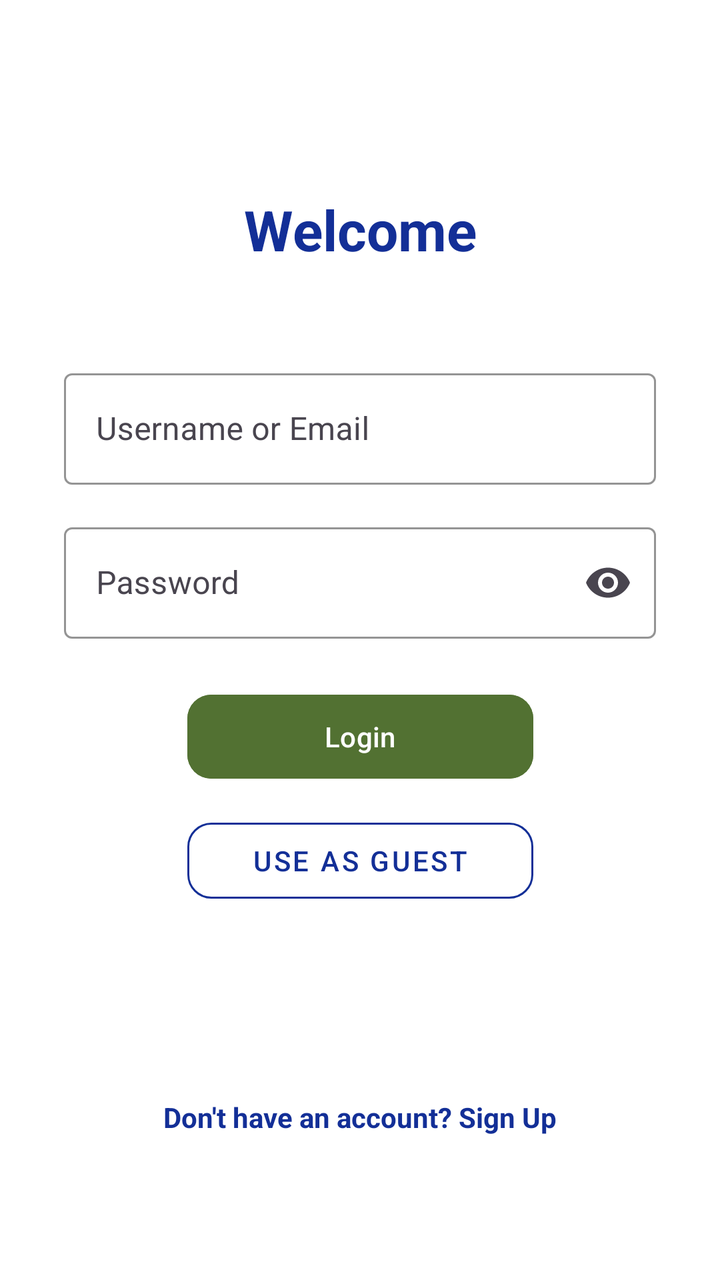
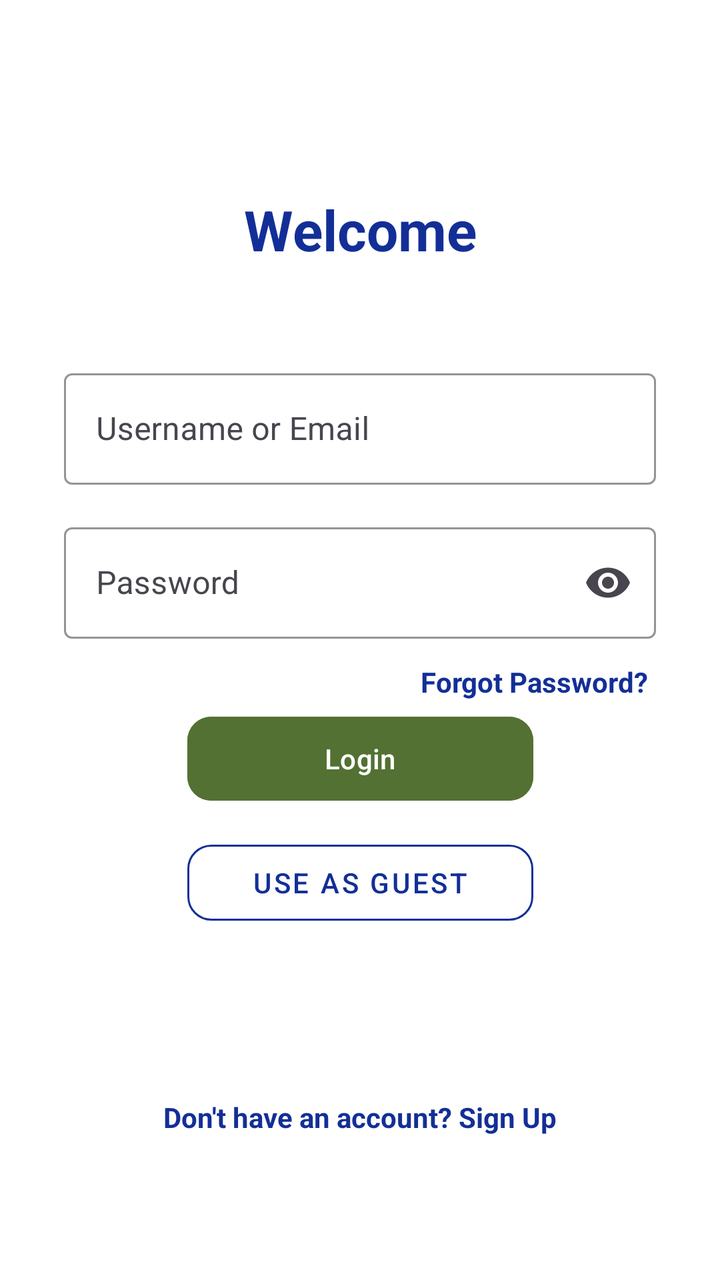

An Android layout rendered at two revisions. The XML below is the earlier revision; the diff shows what the commit changed to produce the second picture.
<!-- AndroidManifest.xml: application theme Theme.MyApplication -->
<!-- res/layout/activity_login.xml -->
<?xml version="1.0" encoding="utf-8"?>
<androidx.constraintlayout.widget.ConstraintLayout xmlns:android="http://schemas.android.com/apk/res/android"
    xmlns:app="http://schemas.android.com/apk/res-auto"
    xmlns:tools="http://schemas.android.com/tools"
    android:layout_width="match_parent"
    android:layout_height="match_parent"
    android:padding="32dp"
    android:background="?attr/colorSurface"
    tools:context=".Activities.loginActivity">

    <TextView
        android:id="@+id/text_title"
        android:layout_width="wrap_content"
        android:layout_height="wrap_content"
        android:layout_marginTop="64dp"
        android:text="Welcome"
        android:textColor="?attr/colorPrimary"
        android:textSize="28sp"
        android:textStyle="bold"
        app:layout_constraintEnd_toEndOf="parent"
        app:layout_constraintStart_toStartOf="parent"
        app:layout_constraintTop_toTopOf="parent" />

    <com.google.android.material.textfield.TextInputLayout
        android:id="@+id/input_username_layout"
        style="@style/Widget.MaterialComponents.TextInputLayout.OutlinedBox"
        android:layout_width="0dp"
        android:layout_height="wrap_content"
        android:layout_marginTop="48dp"
        app:boxStrokeColor="?attr/colorPrimary"
        android:textColorHint="?android:attr/textColorSecondary"
        app:hintTextColor="?attr/colorPrimary"
        app:layout_constraintEnd_toEndOf="parent"
        app:layout_constraintStart_toStartOf="parent"
        app:layout_constraintTop_toBottomOf="@id/text_title">

        <com.google.android.material.textfield.TextInputEditText
            android:id="@+id/input_username"
            android:layout_width="match_parent"
            android:layout_height="wrap_content"
            android:textColor="?attr/colorOnSurface"
            android:hint="Username or Email"
            android:inputType="textPersonName" />
    </com.google.android.material.textfield.TextInputLayout>

    <com.google.android.material.textfield.TextInputLayout
        android:id="@+id/input_password_layout"
        style="@style/Widget.MaterialComponents.TextInputLayout.OutlinedBox"
        android:layout_width="0dp"
        android:layout_height="wrap_content"
        android:layout_marginTop="16dp"
        app:boxStrokeColor="?attr/colorPrimary"
        app:hintTextColor="?attr/colorPrimary"
        android:textColorHint="?android:attr/textColorSecondary"
        app:passwordToggleEnabled="true"
        app:passwordToggleTint="?android:attr/textColorSecondary"
        app:layout_constraintEnd_toEndOf="parent"
        app:layout_constraintStart_toStartOf="parent"
        app:layout_constraintTop_toBottomOf="@id/input_username_layout">

        <com.google.android.material.textfield.TextInputEditText
            android:id="@+id/input_password"
            android:layout_width="match_parent"
            android:layout_height="wrap_content"
            android:textColor="?attr/colorOnSurface"
            android:hint="Password"
            android:inputType="textPassword" />
    </com.google.android.material.textfield.TextInputLayout>

    <com.google.android.material.button.MaterialButton
        android:id="@+id/button_login"
        android:layout_width="173dp"
        android:layout_height="50dp"
        android:layout_marginTop="24dp"
        android:backgroundTint="?attr/colorSecondary"
        android:text="Login"
        android:textColor="@color/white"
        app:cornerRadius="12dp"
        app:layout_constraintEnd_toEndOf="parent"
        app:layout_constraintStart_toStartOf="parent"
        app:layout_constraintTop_toBottomOf="@id/input_password_layout" />

    <com.google.android.material.button.MaterialButton
        android:id="@+id/button_guest"
        style="@style/Widget.MaterialComponents.Button.OutlinedButton"
        android:layout_width="173dp"
        android:layout_height="50dp"
        android:layout_marginTop="12dp"
        android:text="Use as guest"
        android:textColor="?attr/colorPrimary"
        app:strokeColor="?attr/colorPrimary"
        app:cornerRadius="12dp"
        app:layout_constraintEnd_toEndOf="parent"
        app:layout_constraintStart_toStartOf="parent"
        app:layout_constraintTop_toBottomOf="@id/button_login" />

    <TextView
        android:id="@+id/text_signup"
        android:layout_width="wrap_content"
        android:layout_height="wrap_content"
        android:layout_marginBottom="32dp"
        android:padding="8dp"
        android:clickable="true"
        android:focusable="true"
        android:text="Don't have an account? Sign Up"
        android:textColor="?attr/colorPrimary"
        android:textStyle="bold"
        app:layout_constraintBottom_toBottomOf="parent"
        app:layout_constraintEnd_toEndOf="parent"
        app:layout_constraintStart_toStartOf="parent" />

</androidx.constraintlayout.widget.ConstraintLayout>
<!-- resources referenced by this layout -->
<resources>
  <color name="white">#FFFFFFFF</color>
  <style name="Theme.MyApplication" parent="Base.Theme.MyApplication" />
  <style name="Base.Theme.MyApplication" parent="Theme.Material3.DayNight.NoActionBar">
          <item name="colorPrimary">#132F97</item>
          <item name="colorOnPrimary">@color/white</item>
          <item name="colorSurface">@color/white</item>
          <item name="colorOnSurface">#1A237E</item>
          <item name="colorSecondary">#527132</item>
          <item name="android:statusBarColor">?attr/colorSurface</item>
          <item name="android:windowLightStatusBar">true</item>
          <item name="android:navigationBarColor">?attr/colorSurface</item>
      </style>
</resources>

<!-- the commit's change to res/layout/activity_login.xml (unified diff, before → after) -->
@@ -67,18 +67,34 @@
             android:inputType="textPassword" />
     </com.google.android.material.textfield.TextInputLayout>
 
+    <TextView
+        android:id="@+id/text_forgot_password"
+        android:layout_width="wrap_content"
+        android:layout_height="wrap_content"
+        android:layout_marginTop="8dp"
+        android:background="?attr/selectableItemBackground"
+        android:clickable="true"
+        android:focusable="true"
+        android:padding="4dp"
+        android:text="Forgot Password?"
+        android:textColor="?attr/colorPrimary"
+        android:textSize="14sp"
+        android:textStyle="bold"
+
+        app:layout_constraintEnd_toEndOf="parent"
+        app:layout_constraintTop_toBottomOf="@id/input_password_layout" />
+
     <com.google.android.material.button.MaterialButton
         android:id="@+id/button_login"
         android:layout_width="173dp"
         android:layout_height="50dp"
-        android:layout_marginTop="24dp"
         android:backgroundTint="?attr/colorSecondary"
         android:text="Login"
         android:textColor="@color/white"
         app:cornerRadius="12dp"
         app:layout_constraintEnd_toEndOf="parent"
         app:layout_constraintStart_toStartOf="parent"
-        app:layout_constraintTop_toBottomOf="@id/input_password_layout" />
+        app:layout_constraintTop_toBottomOf="@+id/text_forgot_password" />
 
     <com.google.android.material.button.MaterialButton
         android:id="@+id/button_guest"
